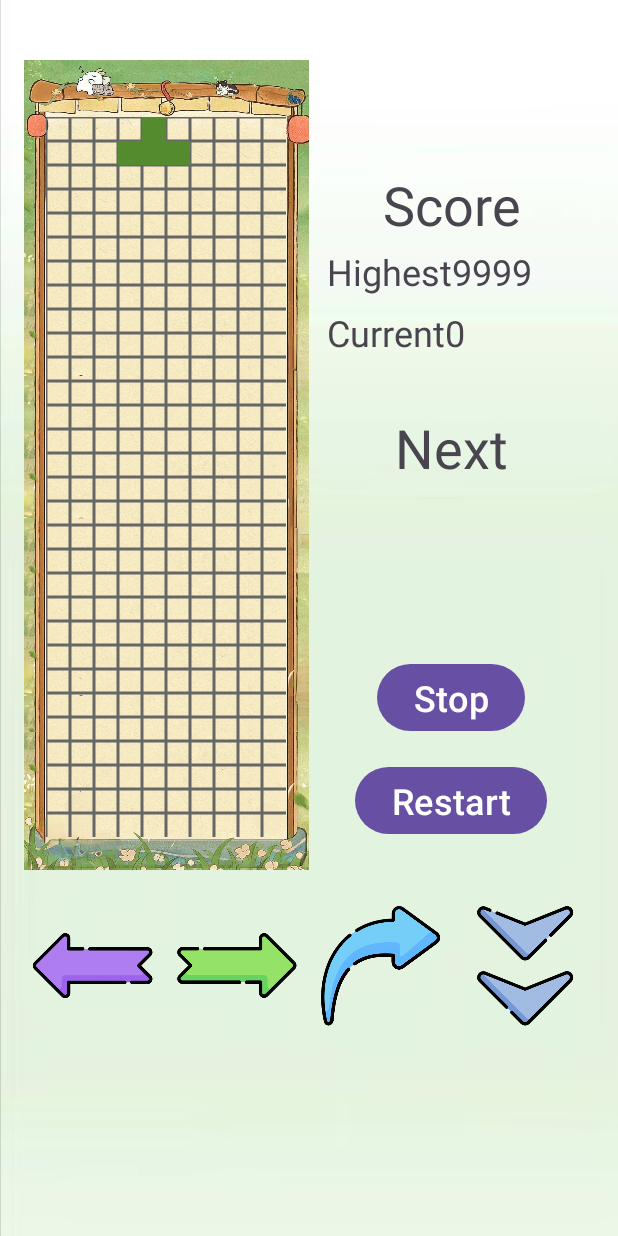
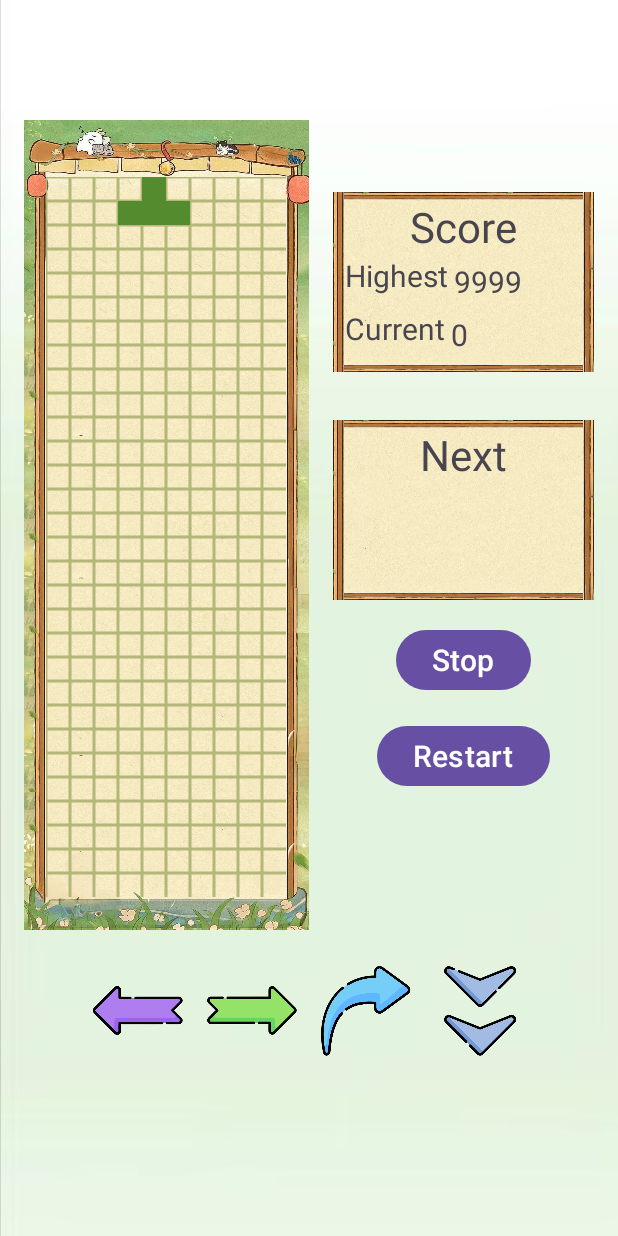
Before and after one commit to NJUPTTetris/Tetris, an Android app: the GameActivity screen opened directly, with no data from a screen before it, on a phone screen of 412 x 824 dp. Run offline under Robolectric (Android 15) with nearby library versions, the phone set to English and light mode, and no system bars.

Commit message:
gameactivity
布局界面修改优化

```diff
--- a/app/src/main/java/com/example/tetris/GameActivity.java
+++ b/app/src/main/java/com/example/tetris/GameActivity.java
@@ -51,27 +51,27 @@ public class GameActivity extends AppCompatActivity {
                 boxes = new Point[]{new Point(4, 0), new Point(5, 0), new Point(4, 1), new Point(5, 1)};
                 break;
             case 1:
-                boxPaint.setColor(ContextCompat.getColor(this,R.color.orange));
+                boxPaint.setColor(ContextCompat.getColor(this, R.color.orange));
                 boxes = new Point[]{new Point(4, 1), new Point(5, 0), new Point(3, 1), new Point(5, 1)};
                 break;
             case 2:
-                boxPaint.setColor(ContextCompat.getColor(this,R.color.yellow));
+                boxPaint.setColor(ContextCompat.getColor(this, R.color.yellow));
                 boxes = new Point[]{new Point(4, 1), new Point(3, 0), new Point(3, 1), new Point(5, 1)};
                 break;
             case 3:
-                boxPaint.setColor(ContextCompat.getColor(this,R.color.green));
+                boxPaint.setColor(ContextCompat.getColor(this, R.color.green));
                 boxes = new Point[]{new Point(4, 1), new Point(4, 0), new Point(3, 1), new Point(5, 1)};
                 break;
             case 4:
-                boxPaint.setColor(ContextCompat.getColor(this,R.color.cyan));
+                boxPaint.setColor(ContextCompat.getColor(this, R.color.cyan));
                 boxes = new Point[]{new Point(4, 0), new Point(3, 0), new Point(5, 0), new Point(6, 0)};
                 break;
             case 5:
-                boxPaint.setColor(ContextCompat.getColor(this,R.color.blue));
+                boxPaint.setColor(ContextCompat.getColor(this, R.color.blue));
                 boxes = new Point[]{new Point(4, 1), new Point(4, 0), new Point(5, 1), new Point(5, 2)};
                 break;
             case 6:
-                boxPaint.setColor(ContextCompat.getColor(this,R.color.purple));
+                boxPaint.setColor(ContextCompat.getColor(this, R.color.purple));
                 boxes = new Point[]{new Point(5, 1), new Point(5, 0), new Point(4, 1), new Point(4, 2)};
                 break;
         }
@@ -142,7 +142,7 @@ public class GameActivity extends AppCompatActivity {
 
     public void rotate() {//顺时针旋转90
         if (boxType == 0) return;
-        for (Point box : boxes) {
+        for (Point box : boxes) {//笛卡尔旋转公式
             int checkX = -box.y + boxes[0].y + boxes[0].x;
             int checkY = box.x - boxes[0].x + boxes[0].y;
             if (checkBoundary(checkX, checkY)) return;
@@ -167,7 +167,7 @@ public class GameActivity extends AppCompatActivity {
     public void initView() {//初始化视图
 
         linePaint = new Paint();//初始化线条画笔
-        linePaint.setColor(0xff666666);
+        linePaint.setColor(0xffb4b779);
         linePaint.setStrokeWidth(3);
         linePaint.setAntiAlias(true);
 
--- a/app/src/main/res/layout/activity_game.xml
+++ b/app/src/main/res/layout/activity_game.xml
@@ -11,99 +11,111 @@
     <LinearLayout
         android:layout_width="match_parent"
         android:layout_height="wrap_content"
+        android:layout_marginTop="64dp"
         android:orientation="horizontal"
-        android:layout_marginTop="24dp"
         android:padding="16dp">
+
         <LinearLayout
             android:layout_width="190dp"
             android:layout_height="540dp"
-            android:orientation="horizontal"
             android:background="@drawable/background2"
-            android:gravity="center">
+            android:gravity="center"
+            android:orientation="horizontal">
+
             <FrameLayout
                 android:id="@+id/layoutGame"
                 android:layout_width="160dp"
                 android:layout_height="480dp"
-                android:layout_marginTop="8dp"/>
+                android:layout_marginTop="8dp" />
         </LinearLayout>
+
         <LinearLayout
-            android:layout_width="match_parent"
+            android:layout_width="wrap_content"
             android:layout_height="wrap_content"
-            android:layout_margin="8dp"
+            android:layout_marginStart="16dp"
             android:gravity="center"
             android:orientation="vertical">
 
             <LinearLayout
-                android:layout_width="match_parent"
-                android:layout_height="wrap_content"
-                android:layout_marginTop="64dp"
-                android:orientation="vertical">
+                android:layout_width="wrap_content"
+                android:layout_height="120dp"
+                android:layout_marginTop="48dp"
+                android:background="@drawable/background"
+                android:orientation="vertical"
+                android:scaleType="centerCrop">
 
                 <TextView
                     android:layout_width="match_parent"
                     android:layout_height="wrap_content"
+                    android:layout_marginTop="4dp"
                     android:gravity="center"
                     android:text="@string/score"
-                    android:textSize="36sp" />
+                    android:textSize="28sp" />
 
                 <LinearLayout
                     android:layout_width="match_parent"
                     android:layout_height="wrap_content"
-                    android:orientation="horizontal"
-                    android:padding="4dp">
+                    android:orientation="horizontal">
 
                     <TextView
                         android:layout_width="wrap_content"
                         android:layout_height="wrap_content"
+                        android:layout_marginStart="8dp"
                         android:text="@string/highest"
-                        android:textSize="24sp" />
+                        android:textSize="20sp" />
 
                     <TextView
                         android:layout_width="wrap_content"
                         android:layout_height="wrap_content"
+                        android:layout_margin="4dp"
                         android:text="@string/highest_score"
-                        android:textSize="24sp" />
+                        android:textSize="20sp" />
                 </LinearLayout>
 
                 <LinearLayout
                     android:layout_width="match_parent"
                     android:layout_height="match_parent"
-                    android:orientation="horizontal"
-                    android:padding="4dp">
+                    android:orientation="horizontal">
 
                     <TextView
                         android:layout_width="wrap_content"
                         android:layout_height="wrap_content"
+                        android:layout_marginStart="8dp"
                         android:text="@string/current"
-                        android:textSize="24sp" />
+                        android:textSize="20sp" />
 
                     <TextView
                         android:layout_width="match_parent"
                         android:layout_height="wrap_content"
+                        android:layout_margin="4dp"
                         android:text="@string/current_score"
-                        android:textSize="24sp" />
+                        android:textSize="20sp" />
                 </LinearLayout>
             </LinearLayout>
 
             <LinearLayout
-                android:layout_width="match_parent"
-                android:layout_height="wrap_content"
+                android:layout_width="wrap_content"
+                android:layout_height="120dp"
                 android:layout_marginTop="32dp"
+                android:background="@drawable/background"
                 android:orientation="vertical"
+                android:scaleType="centerInside"
                 tools:ignore="UseCompoundDrawables">
 
                 <TextView
                     android:layout_width="match_parent"
                     android:layout_height="wrap_content"
+                    android:layout_marginTop="4dp"
                     android:gravity="center"
                     android:text="@string/next"
-                    android:textSize="36sp" />
+                    android:textSize="28sp" />
 
                 <ImageView
                     android:id="@+id/next_image"
-                    android:layout_width="100dp"
-                    android:layout_height="100dp"
-                    android:layout_gravity="center" />
+                    android:layout_width="match_parent"
+                    android:layout_height="match_parent"
+                    android:layout_gravity="center"
+                    android:contentDescription="@string/nextbox" />
             </LinearLayout>
 
             <Button
@@ -112,7 +124,7 @@
                 android:layout_height="wrap_content"
                 android:layout_marginTop="16dp"
                 android:text="@string/stop"
-                android:textSize="24sp" />
+                android:textSize="20sp" />
 
             <Button
                 android:id="@+id/btn_restart"
@@ -120,54 +132,54 @@
                 android:layout_height="wrap_content"
                 android:layout_marginTop="16dp"
                 android:text="@string/restart"
-                android:textSize="24sp" />
+                android:textSize="20sp" />
         </LinearLayout>
     </LinearLayout>
 
     <LinearLayout
         android:layout_width="match_parent"
-        android:layout_height="100dp"
+        android:layout_height="wrap_content"
         android:gravity="center_horizontal"
         android:orientation="horizontal">
 
         <ImageButton
             android:id="@+id/arrow_left"
-            android:layout_width="80dp"
-            android:layout_height="80dp"
+            android:layout_width="60dp"
+            android:layout_height="60dp"
             android:layout_margin="8dp"
             android:background="@android:color/transparent"
+            android:contentDescription="@string/arrow_left"
             android:scaleType="centerInside"
-            android:src="@drawable/arrow_left"
-            android:contentDescription="arrow left"/>
+            android:src="@drawable/arrow_left" />
 
         <ImageButton
             android:id="@+id/arrow_right"
-            android:layout_width="80dp"
-            android:layout_height="80dp"
+            android:layout_width="60dp"
+            android:layout_height="60dp"
             android:layout_margin="8dp"
             android:background="@android:color/transparent"
+            android:contentDescription="@string/arrow_tight"
             android:scaleType="centerInside"
-            app:srcCompat="@drawable/arrow_right"
-            android:contentDescription="arrow tight"/>
+            app:srcCompat="@drawable/arrow_right" />
 
         <ImageButton
             android:id="@+id/arrow_rotate"
-            android:layout_width="80dp"
-            android:layout_height="80dp"
+            android:layout_width="60dp"
+            android:layout_height="60dp"
             android:layout_margin="8dp"
             android:background="@android:color/transparent"
+            android:contentDescription="@string/arrow_rotate"
             android:scaleType="centerInside"
-            app:srcCompat="@drawable/arrow_rotate"
-            android:contentDescription="arrow rotate"/>
+            app:srcCompat="@drawable/arrow_rotate" />
 
         <ImageButton
             android:id="@+id/arrow_down"
-            android:layout_width="80dp"
-            android:layout_height="80dp"
+            android:layout_width="60dp"
+            android:layout_height="60dp"
             android:layout_margin="8dp"
             android:background="@android:color/transparent"
+            android:contentDescription="@string/arrow_down"
             android:scaleType="centerInside"
-            app:srcCompat="@drawable/arrow_down"
-            android:contentDescription="arrow down"/>
+            app:srcCompat="@drawable/arrow_down" />
     </LinearLayout>
 </LinearLayout>
--- a/app/src/main/res/values/strings.xml
+++ b/app/src/main/res/values/strings.xml
@@ -10,4 +10,9 @@
     <string name="restart">Restart</string>
     <string name="next">Next</string>
     <string name="stop">Stop</string>
+    <string name="arrow_left">arrow left</string>
+    <string name="arrow_tight">arrow tight</string>
+    <string name="arrow_rotate">arrow rotate</string>
+    <string name="arrow_down">arrow down</string>
+    <string name="nextbox">nextbox</string>
 </resources>
```
Also changed, not shown: app/src/main/res/drawable/background.jpg (added).
